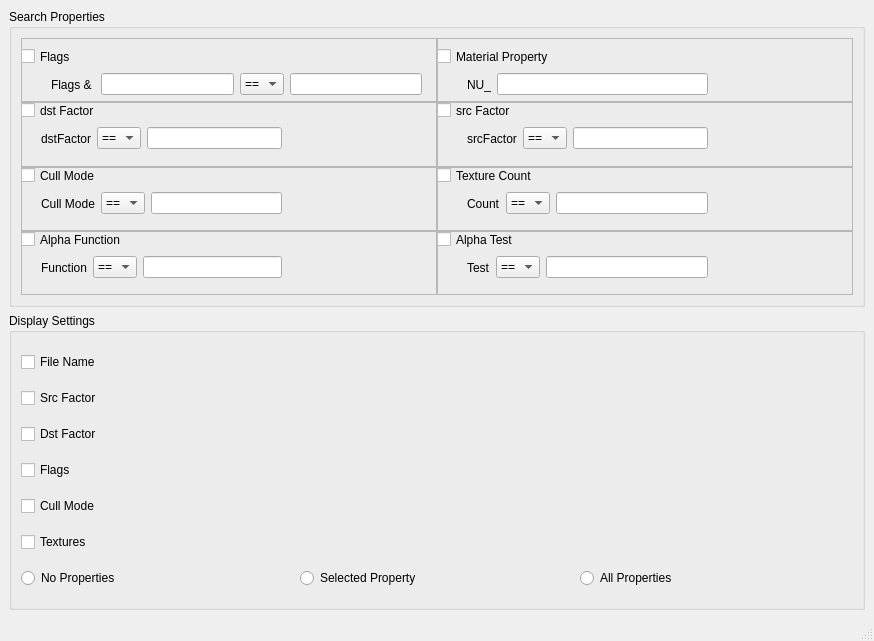
Above: gui/settingswindow.ui from ScanMountGoat/Smash-Material-XML before the change. Below: the same form after it.
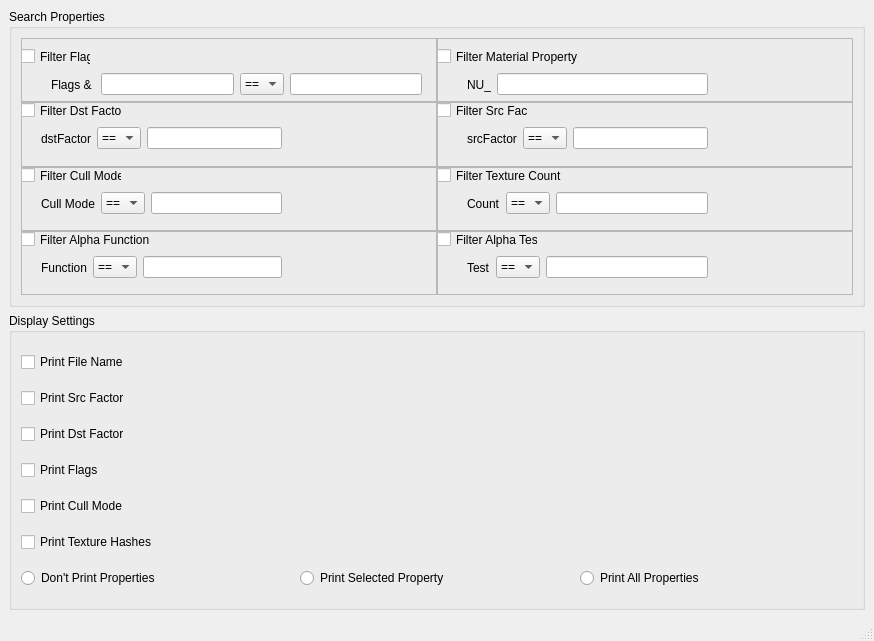
That is the form after the change.

Commit message: update settings text, init radio buttons, style fixes

```diff
--- a/gui/settingswindow.ui
+++ b/gui/settingswindow.ui
@@ -10,6 +10,12 @@
     <height>641</height>
    </rect>
   </property>
+  <property name="minimumSize">
+   <size>
+    <width>874</width>
+    <height>641</height>
+   </size>
+  </property>
   <property name="windowTitle">
    <string>Settings </string>
   </property>
@@ -126,7 +132,7 @@
              </rect>
             </property>
             <property name="text">
-             <string>Flags</string>
+             <string>Filter Flags</string>
             </property>
            </widget>
           </widget>
@@ -149,7 +155,7 @@
              </rect>
             </property>
             <property name="text">
-             <string>Material Property</string>
+             <string>Filter Material Property</string>
             </property>
            </widget>
            <widget class="QWidget" name="matPropContainer" native="true">
@@ -208,7 +214,7 @@
              </rect>
             </property>
             <property name="text">
-             <string>dst Factor</string>
+             <string>Filter Dst Factor</string>
             </property>
            </widget>
            <widget class="QWidget" name="dstContainer" native="true">
@@ -353,7 +359,7 @@
              </rect>
             </property>
             <property name="text">
-             <string>src Factor</string>
+             <string>Filter Src Factor</string>
             </property>
            </widget>
           </widget>
@@ -380,7 +386,7 @@
              </rect>
             </property>
             <property name="text">
-             <string>Cull Mode</string>
+             <string>Filter Cull Mode</string>
             </property>
            </widget>
            <widget class="QWidget" name="cullModeContainer" native="true">
@@ -464,7 +470,7 @@
              </rect>
             </property>
             <property name="text">
-             <string>Texture Count</string>
+             <string>Filter Texture Count</string>
             </property>
            </widget>
            <widget class="QWidget" name="texCountContainer" native="true">
@@ -552,7 +558,7 @@
              </rect>
             </property>
             <property name="text">
-             <string>Alpha Function</string>
+             <string>Filter Alpha Function</string>
             </property>
            </widget>
            <widget class="QWidget" name="alphaFuncContainer" native="true">
@@ -636,7 +642,7 @@
              </rect>
             </property>
             <property name="text">
-             <string>Alpha Test</string>
+             <string>Filter Alpha Test</string>
             </property>
            </widget>
            <widget class="QWidget" name="alphaTestContainer" native="true">
@@ -722,42 +728,42 @@
        <item>
         <widget class="QCheckBox" name="displayFileNameCheckBox">
          <property name="text">
-          <string>File Name</string>
+          <string>Print File Name</string>
          </property>
         </widget>
        </item>
        <item>
         <widget class="QCheckBox" name="displaySrcCheckBox">
          <property name="text">
-          <string>Src Factor</string>
+          <string>Print Src Factor</string>
          </property>
         </widget>
        </item>
        <item>
         <widget class="QCheckBox" name="displayDstCheckBox">
          <property name="text">
-          <string>Dst Factor</string>
+          <string>Print Dst Factor</string>
          </property>
         </widget>
        </item>
        <item>
         <widget class="QCheckBox" name="displayFlagsCheckBox">
          <property name="text">
-          <string>Flags</string>
+          <string>Print Flags</string>
          </property>
         </widget>
        </item>
        <item>
         <widget class="QCheckBox" name="displayCullCheckBox">
          <property name="text">
-          <string>Cull Mode</string>
+          <string>Print Cull Mode</string>
          </property>
         </widget>
        </item>
        <item>
         <widget class="QCheckBox" name="displayTexturesCheckBox">
          <property name="text">
-          <string>Textures</string>
+          <string>Print Texture Hashes</string>
          </property>
         </widget>
        </item>
@@ -766,21 +772,21 @@
          <item>
           <widget class="QRadioButton" name="noPropertyRadioButton">
            <property name="text">
-            <string>No Properties</string>
+            <string>Don't Print Properties</string>
            </property>
           </widget>
          </item>
          <item>
           <widget class="QRadioButton" name="selectedPropertyRadioButton">
            <property name="text">
-            <string>Selected Property</string>
+            <string>Print Selected Property</string>
            </property>
           </widget>
          </item>
          <item>
           <widget class="QRadioButton" name="allPropertiesRadioButton">
            <property name="text">
-            <string>All Properties</string>
+            <string>Print All Properties</string>
            </property>
           </widget>
          </item>
```
Left out of the diff: 2 changed lines with no effect on the pictures. The commit also changes 4 other files.
